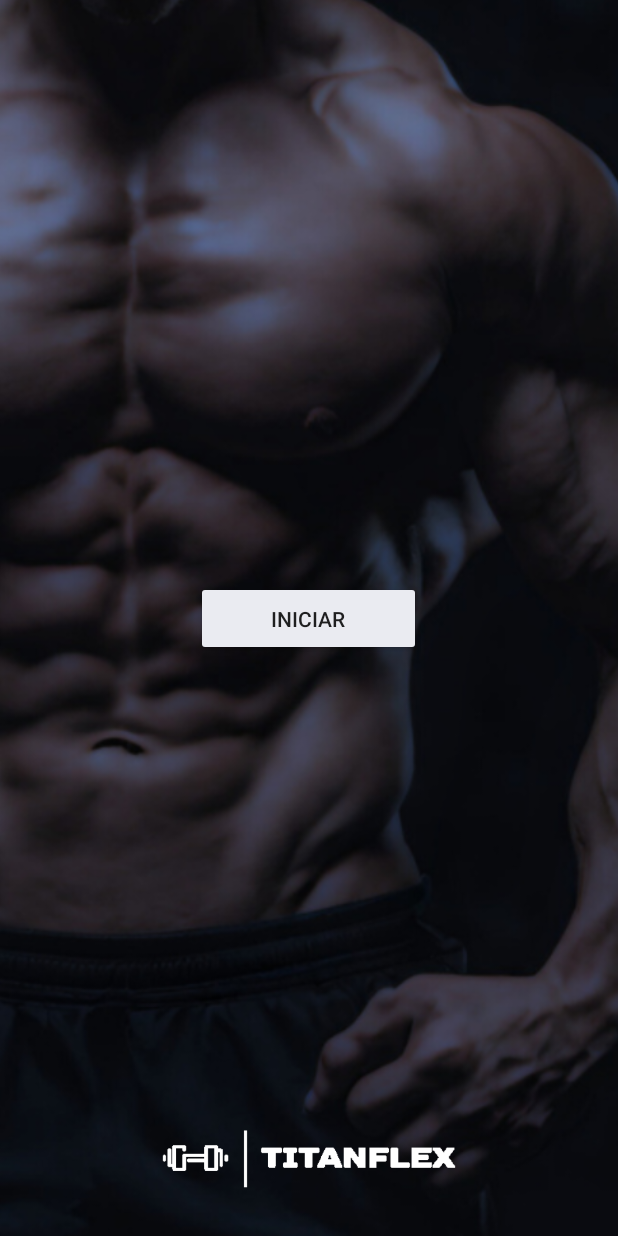
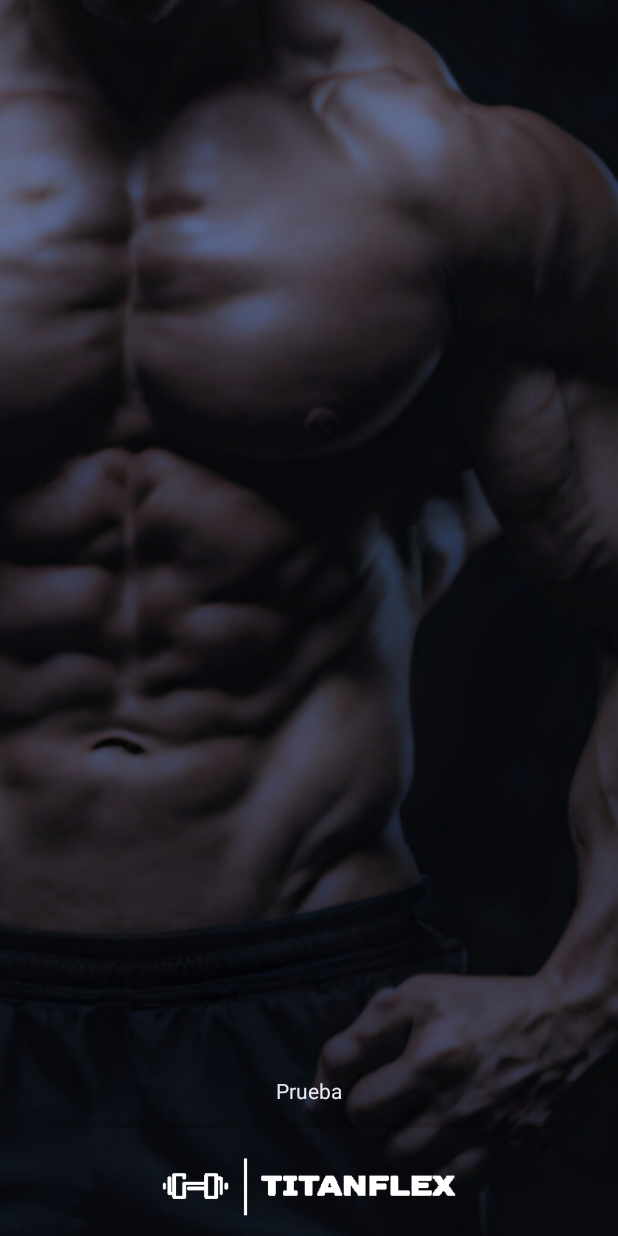
Before and after one commit to JhovaneSotoP/TitanFlex, an Android app: the layout activity_main.xml on its own in the app's theme, with its tools: preview values and no code run, on a phone screen of 412 x 824 dp. Run offline under Robolectric (Android 15) with nearby library versions, the phone set to English and light mode, and no system bars.

Commit message:
Se quito el boton de inicio y se implemento una barra de carga.

```diff
--- a/app/src/main/res/layout/activity_main.xml
+++ b/app/src/main/res/layout/activity_main.xml
@@ -25,24 +25,33 @@
         app:layout_constraintBottom_toBottomOf="parent"
         app:layout_constraintEnd_toEndOf="parent"
         app:layout_constraintStart_toStartOf="parent"
-        app:layout_constraintTop_toBottomOf="@+id/botonInicio"
         app:layout_constraintVertical_bias="0.941"
         app:srcCompat="@drawable/pri" />
 
-    <Button
-        android:id="@+id/botonInicio"
-        android:layout_width="150dp"
-        android:layout_height="50dp"
-        android:backgroundTint="@color/gris_claro"
-        android:text="@string/iniciar"
-        app:cornerRadius="50dp"
-        app:layout_constraintBottom_toBottomOf="parent"
-        app:layout_constraintEnd_toEndOf="parent"
-        app:layout_constraintHorizontal_bias="0.498"
+
+    <ProgressBar
+        android:id="@+id/progressBarInicio"
+        android:layout_width="match_parent"
+        android:layout_height="wrap_content"
+        app:layout_constraintLeft_toLeftOf="parent"
+        app:layout_constraintBottom_toTopOf="@id/imageView2"
+        app:layout_constraintRight_toRightOf="parent"
+        android:progress="0"
+        android:max="100"
+        android:layout_marginRight="30dp"
+        android:layout_marginLeft="30dp"
+        style="@android:style/Widget.DeviceDefault.Light.ProgressBar.Horizontal"
+        android:progressTint="@color/azul_a"/>
+    <TextView
+        android:id="@+id/tvInicioProgreso"
+        android:layout_width="wrap_content"
+        android:layout_height="wrap_content"
+        tools:text="Prueba"
+        style="@style/text_normal"
+        android:textColor="@color/gris_claro"
         app:layout_constraintLeft_toLeftOf="parent"
         app:layout_constraintRight_toRightOf="parent"
-        app:layout_constraintStart_toStartOf="parent"
-        app:layout_constraintTop_toTopOf="parent"
-        tools:ignore="MissingConstraints" />
+        app:layout_constraintBottom_toTopOf="@id/progressBarInicio"
+        android:layout_marginBottom="5dp"/>
 
 </androidx.constraintlayout.widget.ConstraintLayout>
```
Also changed, not shown: app/src/main/java/com/jade/titanflex/MainActivity.kt (+23 -14 lines).
